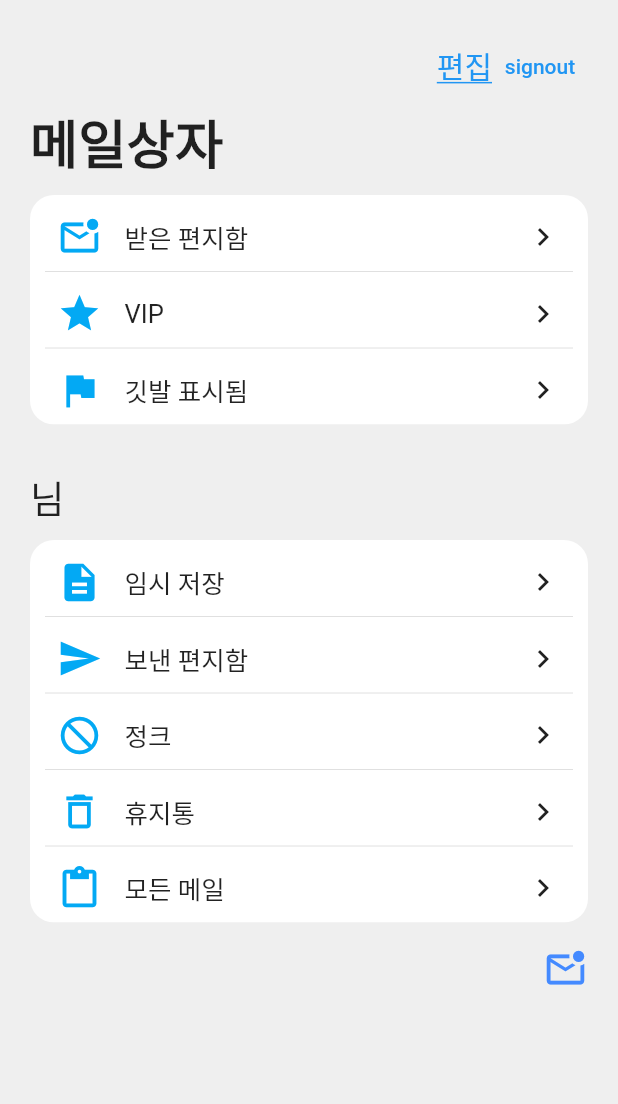
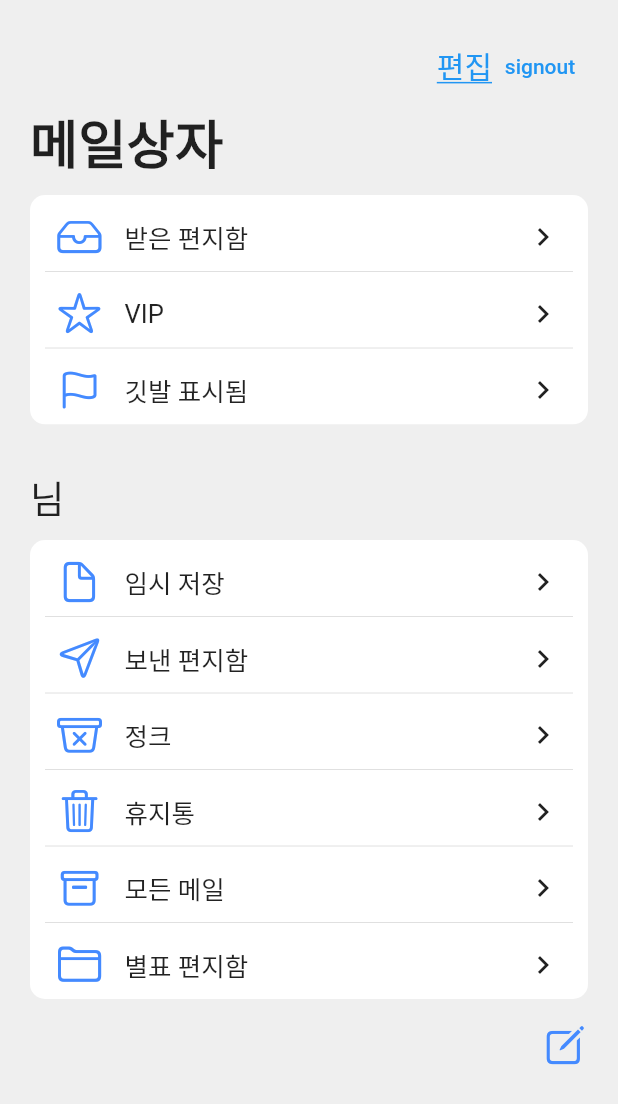
Before and after one commit to LeeShinwon/Mail, a Flutter app: the screen it shows once a user with an empty profile is signed in, on a phone screen of 412 x 824 dp. Shown: the top 1104 px of the screen. Run offline on Flutter 3.47's test engine with Material 2 defaults, Android fonts, the light colour scheme and no system bars; our stand-ins replace cloud_firestore, firebase_auth, firebase_core, get, google_sign_in; accounts and stored records are empty; network calls fail.

Commit message:
home.dart 아이콘 변경

```diff
--- a/lib/home.dart
+++ b/lib/home.dart
@@ -1,5 +1,7 @@
 import 'package:firebase_auth/firebase_auth.dart';
+import 'package:flutter/cupertino.dart';
 import 'package:flutter/material.dart';
+import 'package:cupertino_icons/cupertino_icons.dart';
 
 import 'login.dart';
 
@@ -54,18 +56,17 @@ class HomePage extends StatelessWidget {
                           ),
                           SizedBox(height: 10,),
                           ClipRRect(
-                            borderRadius: BorderRadius.circular(16),
+                            borderRadius: BorderRadius.circular(10),
                             child: Container(
                               padding: EdgeInsets.symmetric(horizontal: 10, vertical: 8),
                               color: Colors.white,
                               child: Column(
                                 children: [
-                                  _mainButton(
-                                      Icons.mark_email_unread_outlined, "받은 편지함"),
+                                  _mainButton(CupertinoIcons.tray , "받은 편지함"),
                                   Divider(),
-                                  _mainButton(Icons.star, "VIP"),
+                                  _mainButton(CupertinoIcons.star, "VIP"),
                                   Divider(),
-                                  _mainButton(Icons.flag, "깃발 표시됨"),
+                                  _mainButton(CupertinoIcons.flag, "깃발 표시됨"),
                                 ],
                               ),
                             ),
@@ -87,21 +88,23 @@ class HomePage extends StatelessWidget {
                           ),
                           SizedBox(height: 10,),
                           ClipRRect(
-                            borderRadius: BorderRadius.circular(16),
+                            borderRadius: BorderRadius.circular(10),
                             child: Container(
                               padding: EdgeInsets.symmetric(horizontal: 10, vertical: 8),
                               color: Colors.white,
                               child: Column(
                                 children: [
-                                  _mainButton(Icons.description, "임시 저장"),
+                                  _mainButton(CupertinoIcons.doc, "임시 저장"),
                                   Divider(),
-                                  _mainButton(Icons.send, "보낸 편지함"),
+                                  _mainButton(CupertinoIcons.paperplane, "보낸 편지함"),
                                   Divider(),
-                                  _mainButton(Icons.not_interested, "정크"),
+                                  _mainButton(CupertinoIcons.bin_xmark, "정크"),
                                   Divider(),
-                                  _mainButton(Icons.delete_outline, "휴지통"),
+                                  _mainButton(CupertinoIcons.delete, "휴지통"),
                                   Divider(),
-                                  _mainButton(Icons.content_paste, "모든 메일"),
+                                  _mainButton(CupertinoIcons.archivebox, "모든 메일"),
+                                  Divider(),
+                                  _mainButton(CupertinoIcons.folder, "별표 편지함"),
                                 ],
                               ),
                             ),
@@ -112,7 +115,7 @@ class HomePage extends StatelessWidget {
                           // )
                           Padding(
                             padding: const EdgeInsets.symmetric(vertical: 16.0),
-                            child: Row(mainAxisAlignment: MainAxisAlignment.end, children: [Icon(Icons.mark_email_unread_outlined, size: 30, color: Colors.blueAccent,)],),
+                            child: Row(mainAxisAlignment: MainAxisAlignment.end, children: [Icon(CupertinoIcons.square_pencil, size: 30, color: Colors.blueAccent,)],),
                           )
                         ],
                       ),
@@ -133,7 +136,7 @@ class HomePage extends StatelessWidget {
         children: [
         Row(
           children: [
-            Icon(icon, size: 30, color: Colors.lightBlue,),
+            Icon(icon, size: 30, color: Colors.blueAccent,),
             SizedBox(
               width: 15,
             ),
```
Also changed, not shown: pubspec.lock.
